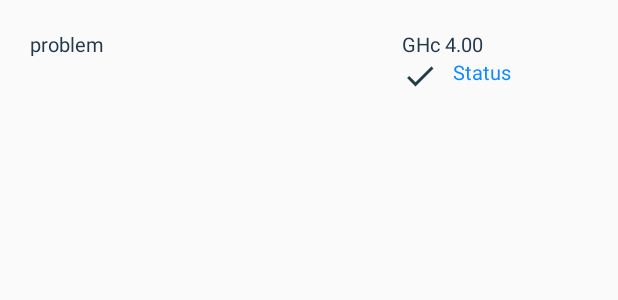
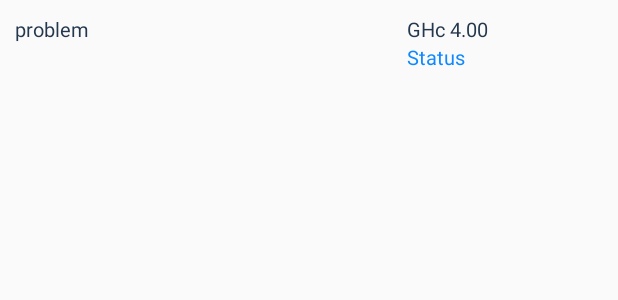
Before and after one commit to janim2/PentaTek, an Android app: the layout recent_problem_attachement.xml on its own in the app's theme, with its tools: preview values and no code run, on a phone screen of 412 x 824 dp. Shown: the top 300 px of the screen. Run offline under Robolectric (Android 15) with nearby library versions, the phone set to English and light mode, and no system bars.

Commit message:
fixed some recent problems layout UI problems

```diff
--- a/app/src/main/java/com/uenr/pentatek/Adapters/Recent_ProblemAdapter.java
+++ b/app/src/main/java/com/uenr/pentatek/Adapters/Recent_ProblemAdapter.java
@@ -53,7 +53,7 @@ public class Recent_ProblemAdapter extends RecyclerView.Adapter<Recent_ProblemAd
 //        message.setTypeface(lovelo);
 
         problem_description.setText(itemList.get(position).getProblem_description());
-        prize.setText(itemList.get(position).getPrize());
+        prize.setText("Ghc " + itemList.get(position).getPrize());
         status.setText(itemList.get(position).getStatus());
         }
 
--- a/app/src/main/java/com/uenr/pentatek/User_mainActivity.java
+++ b/app/src/main/java/com/uenr/pentatek/User_mainActivity.java
@@ -15,6 +15,7 @@ import android.location.Location;
 import android.net.ConnectivityManager;
 import android.net.NetworkInfo;
 import android.os.Build;
+import android.os.Handler;
 import android.support.annotation.NonNull;
 import android.support.annotation.Nullable;
 import android.support.annotation.RequiresApi;
@@ -99,6 +100,7 @@ public class User_mainActivity extends AppCompatActivity implements OnMapReadyCa
     private RecyclerView.Adapter recent_problems_Adapter;
     private ArrayList<String> isrecentproblem = new ArrayList<String>();
     private String problem_description, problem_status, problem_prize;
+    private Handler thehandler;
 
     @Override
     protected void onCreate(Bundle savedInstanceState) {
--- a/app/src/main/res/layout/activity_user_main.xml
+++ b/app/src/main/res/layout/activity_user_main.xml
@@ -77,7 +77,7 @@
                     android:layout_width="match_parent"
                     app:layoutManager="android.support.v7.widget.LinearLayoutManager"
                     android:id="@+id/recent_problem_recyclerView"
-                android:layout_height="match_parent" />
+                    android:layout_height="wrap_content" />
             </LinearLayout>
 
         <Button
--- a/app/src/main/res/layout/recent_problem_attachement.xml
+++ b/app/src/main/res/layout/recent_problem_attachement.xml
@@ -1,8 +1,8 @@
 <?xml version="1.0" encoding="utf-8"?>
 <LinearLayout xmlns:android="http://schemas.android.com/apk/res/android"
     android:orientation="horizontal" android:layout_width="match_parent"
-    android:layout_height="match_parent"
-    android:padding="20dp">
+    android:layout_height="wrap_content"
+    android:padding="10dp">
 
     <TextView
         android:layout_width="match_parent"
@@ -33,8 +33,7 @@
             android:text="Status"
             android:textSize="13sp"
             android:id="@+id/status"
-            android:drawablePadding="10dp"
-            android:drawableLeft="@drawable/tick"
+            android:drawablePadding="5dp"
             android:textColor="@color/colorPrimary"/>
 
     </LinearLayout>
```
Lines whose indentation alone changed are shown as unchanged.
